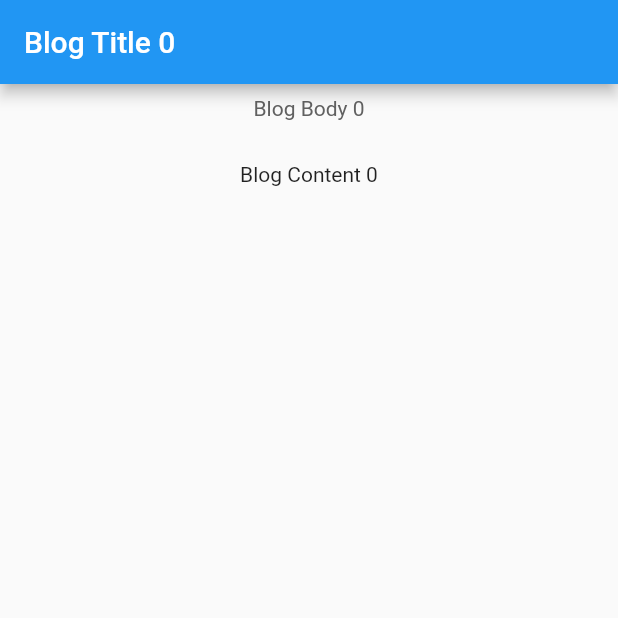
After one commit to FaresMezenner/my_blogz, a Flutter app: the screen it shows after launch, after a tap on an icon or button, on a phone screen of 412 x 824 dp, the top half of it. The commit adds this screen. Run offline on Flutter 3.47's test engine with Material 2 defaults, Android fonts, the phone set to English and light mode, and no system bars.

Commit message:
added read blog

```diff
--- a/lib/data/models/blog_mode.dart
+++ b/lib/data/models/blog_mode.dart
@@ -1,11 +1,13 @@
 class BlogModel {
   final String title;
   final String description;
+  final String content;
   final String author;
 
   BlogModel({
     required this.title,
     required this.description,
+    required this.content,
     required this.author,
   });
 }
--- a/lib/presentation/screens/main_screen.dart
+++ b/lib/presentation/screens/main_screen.dart
@@ -21,6 +21,7 @@ class _MainScreenState extends State<MainScreen> {
         BlogModel(
           title: 'Blog Title $i',
           description: 'Blog Body $i',
+          content: "Blog Content $i",
           author: 'Blog Author $i',
         )
     ];
--- /dev/null
+++ b/lib/presentation/screens/read_blog_screen.dart
@@ -0,0 +1,49 @@
+import 'package:flutter/material.dart';
+import 'package:my_blogz/data/models/blog_mode.dart';
+
+class ReadBlogScreen extends StatelessWidget {
+  final BlogModel blog;
+  const ReadBlogScreen({super.key, required this.blog});
+
+  @override
+  Widget build(BuildContext context) {
+    return MaterialApp(
+      debugShowCheckedModeBanner: false,
+      theme: ThemeData(
+        colorScheme: ColorScheme.fromSwatch(
+          primarySwatch: Colors.blue,
+        ),
+      ),
+      title: blog.title,
+      home: Scaffold(
+        appBar: AppBar(
+          title: Text(
+            blog.title,
+          ),
+        ),
+        body: SingleChildScrollView(
+          child: Column(
+            children: [
+              Center(
+                child: Padding(
+                  padding: const EdgeInsets.all(8.0),
+                  child: Text(
+                    blog.description,
+                    style: Theme.of(context).textTheme.bodyMedium!.copyWith(
+                          color: Colors.grey.shade700,
+                        ),
+                    textAlign: TextAlign.center,
+                  ),
+                ),
+              ),
+              const SizedBox(
+                height: 20,
+              ),
+              Text(blog.content)
+            ],
+          ),
+        ),
+      ),
+    );
+  }
+}
--- a/lib/presentation/widgets/blog_card_view.dart
+++ b/lib/presentation/widgets/blog_card_view.dart
@@ -1,5 +1,6 @@
 import 'package:flutter/material.dart';
 import 'package:my_blogz/data/models/blog_mode.dart';
+import 'package:my_blogz/presentation/screens/read_blog_screen.dart';
 
 class BlogCardView extends StatelessWidget {
   final BlogModel blog;
@@ -8,7 +9,15 @@ class BlogCardView extends StatelessWidget {
 
   @override
   Widget build(BuildContext context) {
-    return Card(
+    return GestureDetector(
+      onTap: () => Navigator.of(context).push(
+        MaterialPageRoute(
+          builder: (context) => ReadBlogScreen(
+            blog: blog,
+          ),
+        ),
+      ),
+      child: Card(
         elevation: 20,
         child: ListTile(
           title: Text(
@@ -21,6 +30,7 @@ class BlogCardView extends StatelessWidget {
           ),
           trailing: const Icon(Icons.arrow_forward_ios),
         ),
+      ),
     );
   }
 }
```
Lines whose indentation alone changed are shown as unchanged.
